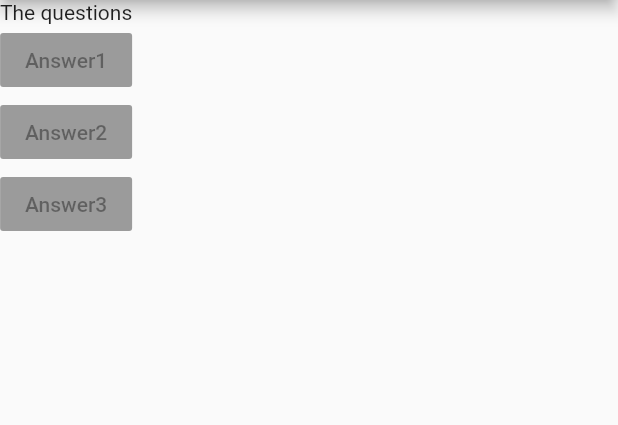
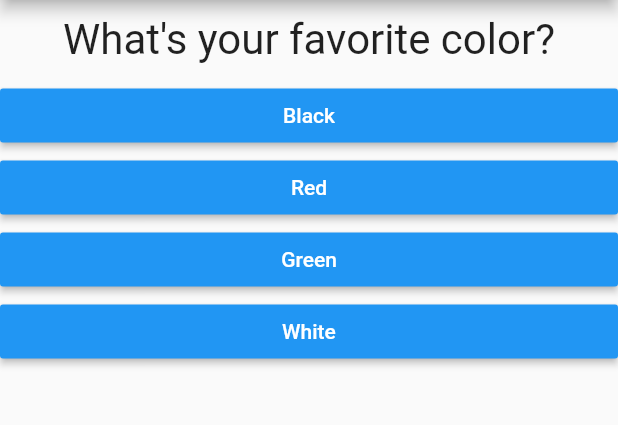
Before and after one commit to Aaryan8751/First-Flutter-App, a Flutter app: the screen it shows after launch, on a phone screen of 412 x 824 dp, the part 84-509 px from its top. Run offline on Flutter 3.47's test engine with Material 2 defaults, Android fonts, the phone set to English and light mode, and no system bars.

Commit message:
Styles,Flatted Button, StatefullWidget,Container,State,Functions,Final,const,var
Styles,Flatted Button, StatefullWidget,Container,State,Functions,Final,const,var

```diff
--- /dev/null
+++ b/lib/answer.dart
@@ -0,0 +1,21 @@
+import 'package:flutter/material.dart';
+
+class Answer extends StatelessWidget {
+  final Function selectHandler;
+  final String answerText;
+
+  Answer(this.selectHandler, this.answerText);
+
+  @override
+  Widget build(BuildContext context) {
+    return Container(
+      width: double.infinity,
+      child: RaisedButton(
+        color: Colors.blue,
+        textColor: Colors.white,
+        child: Text(answerText),
+        onPressed: selectHandler,
+      ),
+    );
+  }
+}
--- a/lib/main.dart
+++ b/lib/main.dart
@@ -1,31 +1,98 @@
 import 'package:flutter/material.dart';
 
+import './quiz.dart';
+import './result.dart';
 // void main() {
 //   runApp(MyApp());
 // }
 
 void main() => runApp(MyApp());
 
-class MyApp extends StatelessWidget {
+class MyApp extends StatefulWidget {
+  @override
+  State<StatefulWidget> createState() {
+    // TODO: implement createState
+    return _MyAppState();
+  }
+}
+
+class _MyAppState extends State<MyApp> {
+  final _questions = const [
+    {
+      'questionText': 'What\'s your favorite color?',
+      'answers': [
+        {'text': 'Black', 'score': 10},
+        {'text': 'Red', 'score': 5},
+        {'text': 'Green', 'score': 3},
+        {'text': 'White', 'score': 1},
+      ],
+    },
+    {
+      'questionText': 'What\'s your favorite animal?',
+      'answers': [
+        {'text': 'Rabbit', 'score': 3},
+        {'text': 'Snake', 'score': 11},
+        {'text': 'Elephant', 'score': 5},
+        {'text': 'Lion', 'score': 9},
+      ],
+    },
+    {
+      'questionText': 'Who\'s your favorite instructor?',
+      'answers': [
+        {'text': 'Max', 'score': 1},
+        {'text': 'Max', 'score': 1},
+        {'text': 'Max', 'score': 1},
+        {'text': 'Max', 'score': 1},
+      ],
+    },
+  ];
+  var _questionIndex = 0;
+  var _totalScore = 0;
+
+  void _resetQuiz() {
+    setState(() {
+      _questionIndex = 0;
+      _totalScore = 0;
+    });
+  }
+
+  void _answerQuestion(int score) {
+    // var aBool = true;
+    // aBool = false;
+
+    _totalScore += score;
+
+    setState(() {
+      _questionIndex = _questionIndex + 1;
+    });
+    print(_questionIndex);
+    if (_questionIndex < _questions.length) {
+      print('We have more questions!');
+    } else {
+      print('No more questions!');
+    }
+  }
+
   @override
   Widget build(BuildContext context) {
-    var questions = [
-      "Whats's your favourite color?",
-      "What's your favourite animal?"
-    ];
+    // var dummy = const ['Hello'];
+    // dummy.add('Max');
+    // print(dummy);
+    // dummy = [];
+    // questions = []; // does not work if questions is a const
+
     return MaterialApp(
       home: Scaffold(
         appBar: AppBar(
           title: Text('My First App'),
         ),
-        body: Column(
-          children: <Widget>[
-            Text("The questions"),
-            RaisedButton(child: Text("Answer1"), onPressed: null),
-            RaisedButton(child: Text("Answer2"), onPressed: null),
-            RaisedButton(child: Text("Answer3"), onPressed: null),
-          ],
-        ),
+        body: _questionIndex < _questions.length
+            ? Quiz(
+                answerQuestion: _answerQuestion,
+                questionIndex: _questionIndex,
+                questions: _questions,
+              )
+            : Result(_totalScore, _resetQuiz),
       ),
     );
   }
--- /dev/null
+++ b/lib/question.dart
@@ -0,0 +1,20 @@
+import 'package:flutter/material.dart';
+
+class Question extends StatelessWidget {
+  final String questionText;
+
+  Question(this.questionText);
+
+  @override
+  Widget build(BuildContext context) {
+    return Container(
+      width: double.infinity,
+      margin: EdgeInsets.all(10),
+      child: Text(
+        questionText,
+        style: TextStyle(fontSize: 28),
+        textAlign: TextAlign.center,
+      ),
+    );
+  }
+}
--- /dev/null
+++ b/lib/quiz.dart
@@ -0,0 +1,30 @@
+import 'package:flutter/material.dart';
+
+import './question.dart';
+import './answer.dart';
+
+class Quiz extends StatelessWidget {
+  final List<Map<String, Object>> questions;
+  final int questionIndex;
+  final Function answerQuestion;
+
+  Quiz({
+    @required this.questions,
+    @required this.answerQuestion,
+    @required this.questionIndex,
+  });
+
+  @override
+  Widget build(BuildContext context) {
+    return Column(
+      children: [
+        Question(
+          questions[questionIndex]['questionText'],
+        ),
+        ...(questions[questionIndex]['answers'] as List<Map<String, Object>>).map((answer) {
+          return Answer(() => answerQuestion(answer['score']), answer['text']);
+        }).toList()
+      ],
+    );
+  }
+}
```
Also changed, not shown: lib/result.dart (added, +44 -0 lines).
